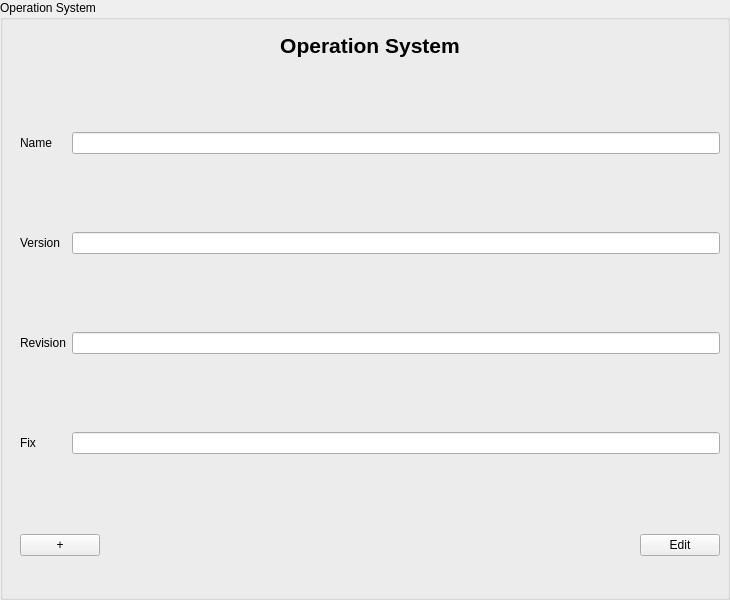
This is src/jmbde/views/osinputarea.ui in jmuelbert/jmbde-QT as Qt 5 draws it before an edit. The edited form follows.
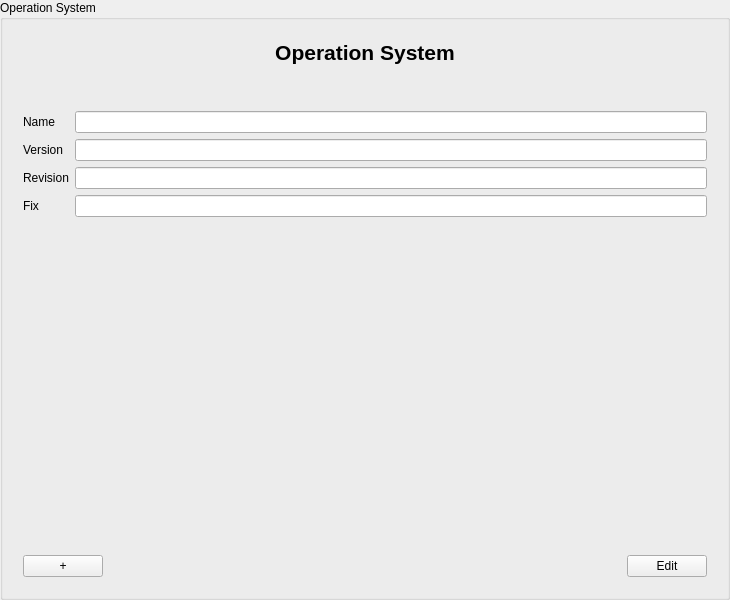
This is the edited form.

Patch:
```diff
--- a/src/jmbde/views/osinputarea.ui
+++ b/src/jmbde/views/osinputarea.ui
@@ -19,24 +19,11 @@
   <property name="title">
    <string>Operation System</string>
   </property>
-  <widget class="QWidget" name="scrollAreaWidgetContents">
-   <property name="geometry">
-    <rect>
-     <x>10</x>
-     <y>30</y>
-     <width>730</width>
-     <height>600</height>
-    </rect>
-   </property>
-   <widget class="QWidget" name="verticalLayoutWidget_Header">
-    <property name="geometry">
-     <rect>
-      <x>10</x>
-      <y>0</y>
-      <width>700</width>
-      <height>30</height>
-     </rect>
-    </property>
+  <layout class="QVBoxLayout" name="verticalLayout_3">
+   <item>
+    <widget class="QWidget" name="scrollAreaWidgetContents" native="true">
+     <layout class="QVBoxLayout" name="verticalLayout_2">
+      <item>
     <layout class="QVBoxLayout" name="verticalLayout">
      <item>
       <widget class="QLabel" name="label_Header">
@@ -56,55 +43,24 @@
       </widget>
      </item>
     </layout>
-   </widget>
-   <widget class="QWidget" name="verticalLayoutWidget_Buttons">
-    <property name="geometry">
-     <rect>
-      <x>10</x>
-      <y>500</y>
-      <width>700</width>
-      <height>30</height>
-     </rect>
-    </property>
-    <layout class="QHBoxLayout" name="horizontalLayout">
-     <item>
-      <widget class="QPushButton" name="pushButton_Add">
-       <property name="text">
-        <string>+</string>
-       </property>
-      </widget>
      </item>
      <item>
-      <spacer name="horizontalSpacer">
+       <spacer name="verticalSpacer">
        <property name="orientation">
-        <enum>Qt::Horizontal</enum>
+         <enum>Qt::Vertical</enum>
+        </property>
+        <property name="sizeType">
+         <enum>QSizePolicy::Preferred</enum>
        </property>
        <property name="sizeHint" stdset="0">
         <size>
-         <width>40</width>
-         <height>20</height>
+          <width>20</width>
+          <height>40</height>
         </size>
        </property>
       </spacer>
      </item>
      <item>
-      <widget class="QPushButton" name="pushButton_EditFinish">
-       <property name="text">
-        <string>Edit</string>
-       </property>
-      </widget>
-     </item>
-    </layout>
-   </widget>
-   <widget class="QWidget" name="gridLayoutWidget">
-    <property name="geometry">
-     <rect>
-      <x>10</x>
-      <y>30</y>
-      <width>700</width>
-      <height>470</height>
-     </rect>
-    </property>
     <layout class="QGridLayout" name="gridLayout">
      <item row="1" column="0">
       <widget class="QLabel" name="label_Version">
@@ -159,8 +115,55 @@
       <widget class="QLineEdit" name="lineEdit_Fix"/>
      </item>
     </layout>
-   </widget>
-  </widget>
+      </item>
+      <item>
+       <spacer name="verticalSpacer_2">
+        <property name="orientation">
+         <enum>Qt::Vertical</enum>
+        </property>
+        <property name="sizeHint" stdset="0">
+         <size>
+          <width>20</width>
+          <height>40</height>
+         </size>
+        </property>
+       </spacer>
+      </item>
+      <item>
+       <layout class="QHBoxLayout" name="horizontalLayout">
+        <item>
+         <widget class="QPushButton" name="pushButton_Add">
+          <property name="text">
+           <string>+</string>
+          </property>
+         </widget>
+        </item>
+        <item>
+         <spacer name="horizontalSpacer">
+          <property name="orientation">
+           <enum>Qt::Horizontal</enum>
+          </property>
+          <property name="sizeHint" stdset="0">
+           <size>
+            <width>40</width>
+            <height>20</height>
+           </size>
+          </property>
+         </spacer>
+        </item>
+        <item>
+         <widget class="QPushButton" name="pushButton_EditFinish">
+          <property name="text">
+           <string>Edit</string>
+          </property>
+         </widget>
+        </item>
+       </layout>
+      </item>
+     </layout>
+    </widget>
+   </item>
+  </layout>
  </widget>
  <tabstops>
   <tabstop>lineEdit_Name</tabstop>
```
Lines whose indentation alone changed are shown as unchanged.
